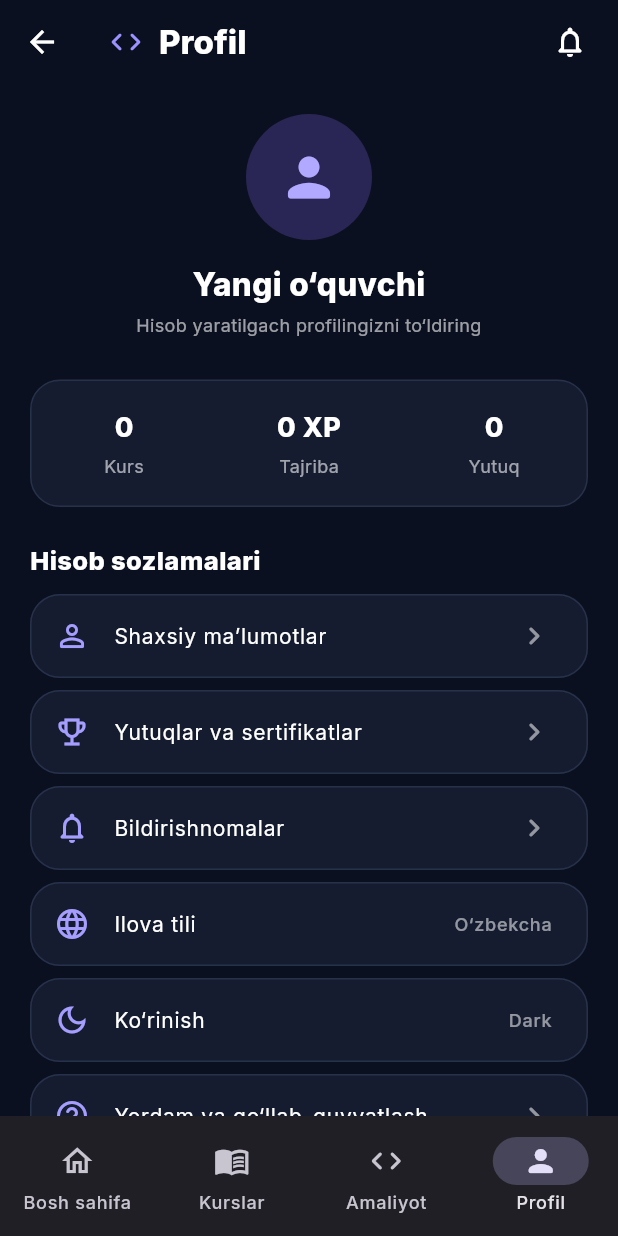
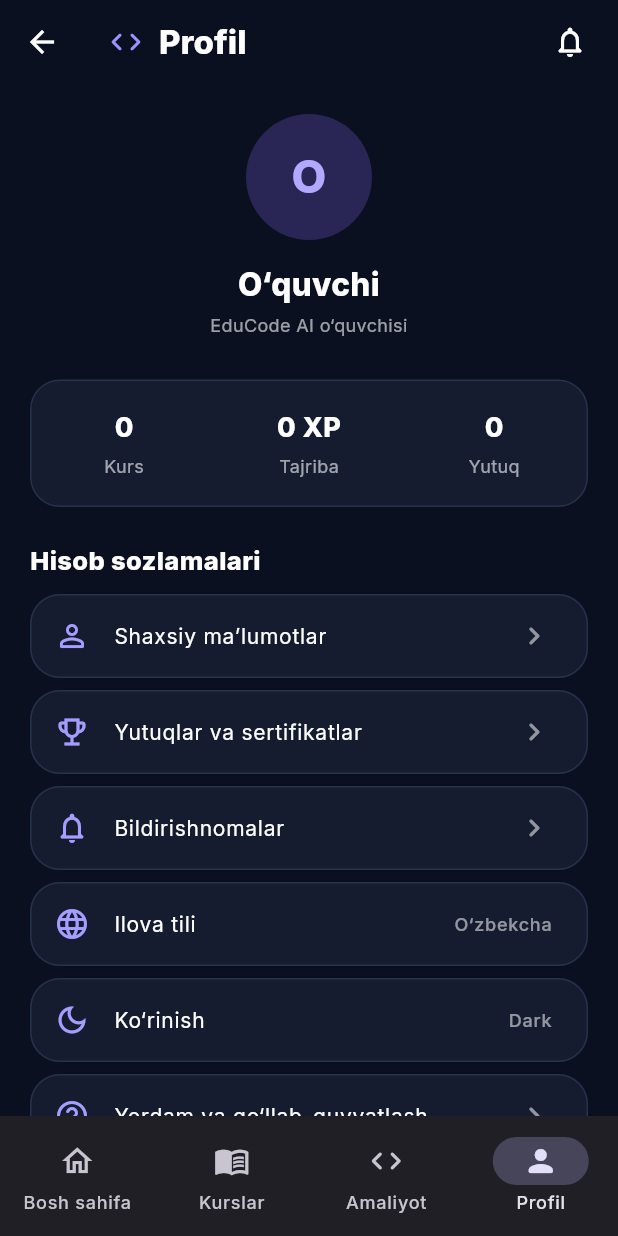
Before and after one commit to Donik0117/EduCode-AI, a Flutter app: the HomeScreen screen opened directly, item 4 of the bottom bar chosen, on a phone screen of 412 x 824 dp. Run offline on Flutter 3.47's test engine with Material 3 defaults, Android fonts, the phone set to English and light mode, and no system bars; our stand-ins replace dio, flutter_riverpod, flutter_secure_storage, google_fonts, material_ui; accounts and stored records are empty.

Commit message:
feat(mobile): display account profile and add sign out

```diff
--- a/apps/mobile/lib/src/features/profile/presentation/profile_screen.dart
+++ b/apps/mobile/lib/src/features/profile/presentation/profile_screen.dart
@@ -1,49 +1,134 @@
 import 'package:material_ui/material_ui.dart';
+import 'package:flutter_riverpod/flutter_riverpod.dart';
 
-class ProfileScreen extends StatelessWidget {
+import '../../auth/application/auth_controller.dart';
+
+class ProfileScreen extends ConsumerWidget {
   const ProfileScreen({super.key});
 
   @override
-  Widget build(BuildContext context) {
+  Widget build(BuildContext context, WidgetRef ref) {
+    final user = ref.watch(authControllerProvider).valueOrNull;
+    final displayName = user?.fullName?.isNotEmpty == true
+        ? user!.fullName!
+        : user?.email ?? 'O‘quvchi';
+
     return SafeArea(
       child: ListView(
         padding: const EdgeInsets.all(20),
         children: [
-          const Center(
+          Center(
             child: CircleAvatar(
               radius: 42,
-              backgroundColor: Color(0xFF292554),
-              child: Icon(Icons.person_rounded, size: 42, color: Color(0xFFB1A9FF)),
+              backgroundColor: const Color(0xFF292554),
+              child: Text(
+                displayName.substring(0, 1).toUpperCase(),
+                style: const TextStyle(
+                  color: Color(0xFFB1A9FF),
+                  fontSize: 30,
+                  fontWeight: FontWeight.w800,
+                ),
+              ),
             ),
           ),
           const SizedBox(height: 14),
-          const Text(
-            'Yangi o‘quvchi',
+          Text(
+            displayName,
             textAlign: TextAlign.center,
-            style: TextStyle(color: Colors.white, fontSize: 21, fontWeight: FontWeight.w800),
+            style: const TextStyle(
+              color: Colors.white,
+              fontSize: 21,
+              fontWeight: FontWeight.w800,
+            ),
           ),
           const SizedBox(height: 4),
-          const Text(
-            'Hisob yaratilgach profilingizni to‘ldiring',
+          Text(
+            user?.email ?? 'EduCode AI o‘quvchisi',
             textAlign: TextAlign.center,
-            style: TextStyle(color: Colors.white60, fontSize: 12),
+            style: const TextStyle(color: Colors.white60, fontSize: 12),
           ),
           const SizedBox(height: 28),
           const _StatsCard(),
           const SizedBox(height: 24),
-          const Text('Hisob sozlamalari', style: TextStyle(color: Colors.white, fontWeight: FontWeight.w800, fontSize: 17)),
+          const Text(
+            'Hisob sozlamalari',
+            style: TextStyle(
+              color: Colors.white,
+              fontWeight: FontWeight.w800,
+              fontSize: 17,
+            ),
+          ),
           const SizedBox(height: 10),
-          const _ProfileOption(icon: Icons.person_outline_rounded, title: 'Shaxsiy ma’lumotlar'),
-          const _ProfileOption(icon: Icons.emoji_events_outlined, title: 'Yutuqlar va sertifikatlar'),
-          const _ProfileOption(icon: Icons.notifications_none_rounded, title: 'Bildirishnomalar'),
-          const _ProfileOption(icon: Icons.language_rounded, title: 'Ilova tili', value: 'O‘zbekcha'),
-          const _ProfileOption(icon: Icons.dark_mode_outlined, title: 'Ko‘rinish', value: 'Dark'),
-          const _ProfileOption(icon: Icons.help_outline_rounded, title: 'Yordam va qo‘llab-quvvatlash'),
+          const _ProfileOption(
+            icon: Icons.person_outline_rounded,
+            title: 'Shaxsiy ma’lumotlar',
+          ),
+          const _ProfileOption(
+            icon: Icons.emoji_events_outlined,
+            title: 'Yutuqlar va sertifikatlar',
+          ),
+          const _ProfileOption(
+            icon: Icons.notifications_none_rounded,
+            title: 'Bildirishnomalar',
+          ),
+          const _ProfileOption(
+            icon: Icons.language_rounded,
+            title: 'Ilova tili',
+            value: 'O‘zbekcha',
+          ),
+          const _ProfileOption(
+            icon: Icons.dark_mode_outlined,
+            title: 'Ko‘rinish',
+            value: 'Dark',
+          ),
+          const _ProfileOption(
+            icon: Icons.help_outline_rounded,
+            title: 'Yordam va qo‘llab-quvvatlash',
+          ),
           const SizedBox(height: 18),
-          const Text('EduCode AI • 0.1.0', textAlign: TextAlign.center, style: TextStyle(color: Colors.white38, fontSize: 11)),
+          OutlinedButton.icon(
+            onPressed: () => _confirmSignOut(context, ref),
+            icon: const Icon(Icons.logout_rounded),
+            label: const Text('Hisobdan chiqish'),
+            style: OutlinedButton.styleFrom(
+              foregroundColor: const Color(0xFFFF9A9A),
+              side: const BorderSide(color: Color(0xFF673D50)),
+              padding: const EdgeInsets.symmetric(vertical: 14),
+            ),
+          ),
+          const SizedBox(height: 18),
+          const Text(
+            'EduCode AI • 0.1.0',
+            textAlign: TextAlign.center,
+            style: TextStyle(color: Colors.white38, fontSize: 11),
+          ),
         ],
       ),
     );
+  }
+
+  Future<void> _confirmSignOut(BuildContext context, WidgetRef ref) async {
+    final shouldSignOut = await showDialog<bool>(
+      context: context,
+      builder: (dialogContext) => AlertDialog(
+        title: const Text('Hisobdan chiqish'),
+        content: const Text('Haqiqatan ham hisobingizdan chiqmoqchimisiz?'),
+        actions: [
+          TextButton(
+            onPressed: () => Navigator.pop(dialogContext, false),
+            child: const Text('Bekor qilish'),
+          ),
+          FilledButton(
+            onPressed: () => Navigator.pop(dialogContext, true),
+            child: const Text('Chiqish'),
+          ),
+        ],
+      ),
+    );
+
+    if (shouldSignOut == true) {
+      await ref.read(authControllerProvider.notifier).signOut();
+    }
   }
 }
 
@@ -80,16 +165,30 @@ class _Stat extends StatelessWidget {
   Widget build(BuildContext context) {
     return Column(
       children: [
-        Text(value, style: const TextStyle(color: Colors.white, fontWeight: FontWeight.w800, fontSize: 18)),
+        Text(
+          value,
+          style: const TextStyle(
+            color: Colors.white,
+            fontWeight: FontWeight.w800,
+            fontSize: 18,
+          ),
+        ),
         const SizedBox(height: 4),
-        Text(label, style: const TextStyle(color: Colors.white60, fontSize: 12)),
+        Text(
+          label,
+          style: const TextStyle(color: Colors.white60, fontSize: 12),
+        ),
       ],
     );
   }
 }
 
 class _ProfileOption extends StatelessWidget {
-  const _ProfileOption({required this.icon, required this.title, this.value});
+  const _ProfileOption({
+    required this.icon,
+    required this.title,
+    this.value,
+  });
 
   final IconData icon;
   final String title;
@@ -101,10 +200,16 @@ class _ProfileOption extends StatelessWidget {
       margin: const EdgeInsets.only(bottom: 8),
       child: ListTile(
         leading: Icon(icon, color: const Color(0xFFA69EFF)),
-        title: Text(title, style: const TextStyle(color: Colors.white, fontSize: 14)),
+        title: Text(
+          title,
+          style: const TextStyle(color: Colors.white, fontSize: 14),
+        ),
         trailing: value == null
             ? const Icon(Icons.chevron_right_rounded, color: Colors.white54)
-            : Text(value!, style: const TextStyle(color: Colors.white54, fontSize: 12)),
+            : Text(
+                value!,
+                style: const TextStyle(color: Colors.white54, fontSize: 12),
+              ),
         onTap: () {},
       ),
     );
```
